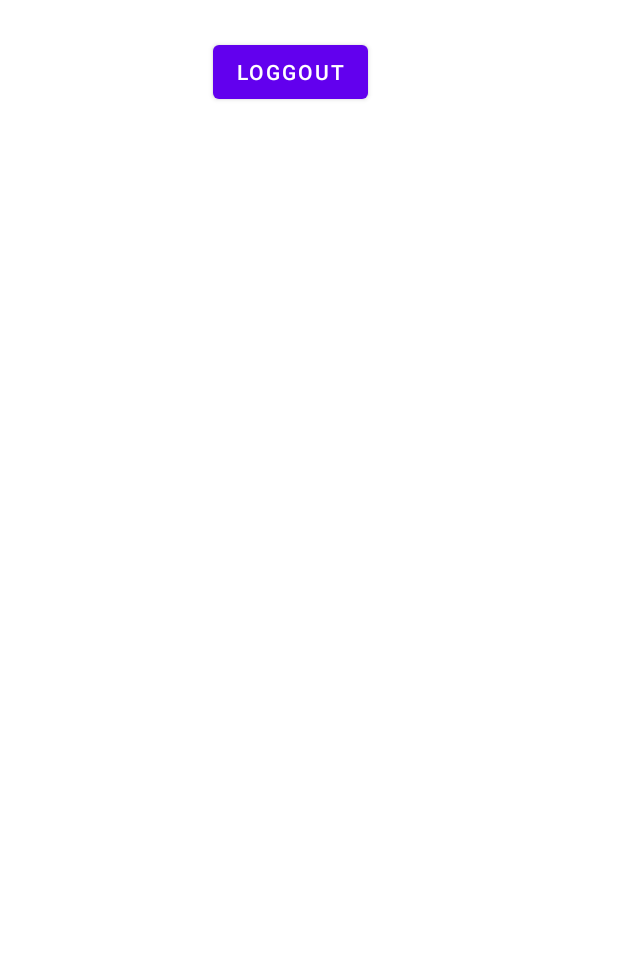
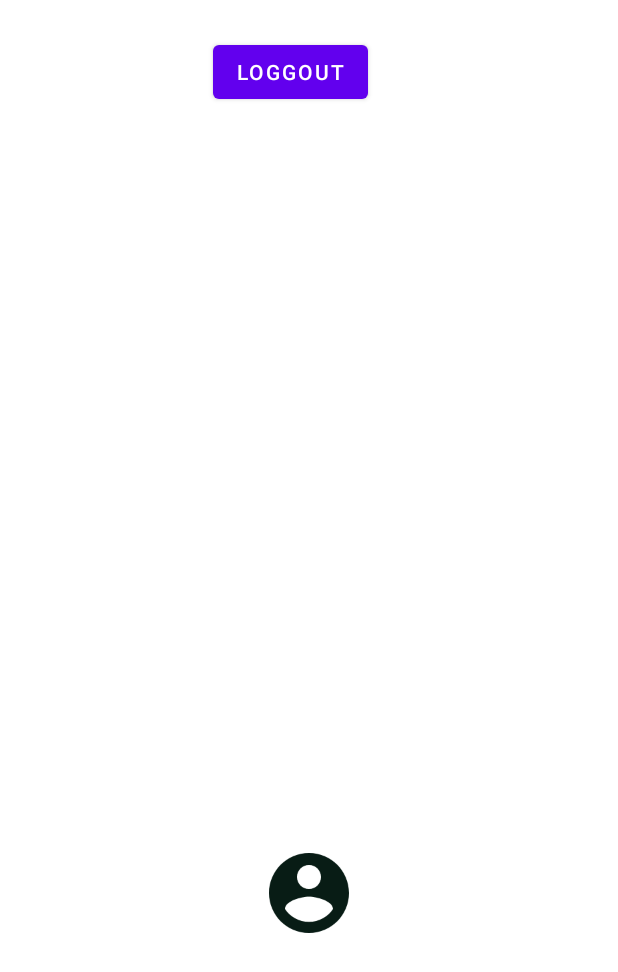
Before and after one commit to Rajath2000/InFarmio, an Android app: the screen it shows after launch once a user with an empty profile is signed in (UserActivity), on a phone screen of 412 x 824 dp. Shown: the top 972 px of the screen. Run offline under Robolectric (Android 15) with nearby library versions, the light colour scheme and no system bars; our stand-ins replace Firebase (no records; nobody signed in at launch, a user with empty details on screens opened directly).

```diff
--- a/app/src/main/res/layout/activity_user.xml
+++ b/app/src/main/res/layout/activity_user.xml
@@ -5,7 +5,6 @@
     android:id="@+id/User_Logout"
     android:layout_width="match_parent"
     android:layout_height="match_parent"
-    android:onClick="logout"
     tools:context=".UserActivity">
 
     <Button
@@ -31,4 +30,19 @@
         app:layout_constraintStart_toStartOf="parent"
         app:layout_constraintTop_toTopOf="parent"
         app:layout_constraintVertical_bias="0.413" />
+
+    <ImageView
+        android:id="@+id/Userprofile"
+        android:layout_width="wrap_content"
+        android:layout_height="wrap_content"
+        android:layout_marginStart="173dp"
+        android:layout_marginLeft="173dp"
+        android:layout_marginEnd="174dp"
+        android:layout_marginRight="174dp"
+        app:layout_constraintBottom_toBottomOf="parent"
+        app:layout_constraintEnd_toEndOf="parent"
+        app:layout_constraintStart_toStartOf="parent"
+        app:layout_constraintTop_toBottomOf="@+id/Userid"
+        app:srcCompat="@drawable/ic_baseline_account_circle_24"
+        tools:ignore="VectorDrawableCompat" />
 </androidx.constraintlayout.widget.ConstraintLayout>
```
Also changed, not shown: app/src/main/java/com/example/infarmio/UserActivity.java (+0 -7 lines).
